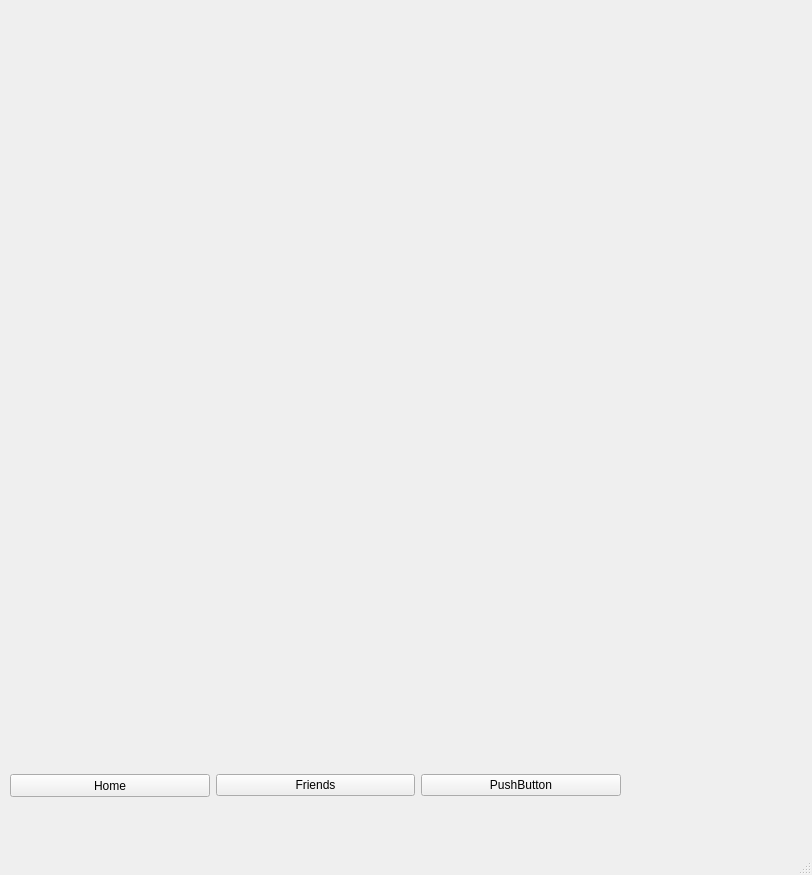
This is AppUI.ui in danielrohd/CIS440_Project1 as Qt 5 draws it before an edit. The edited form follows.
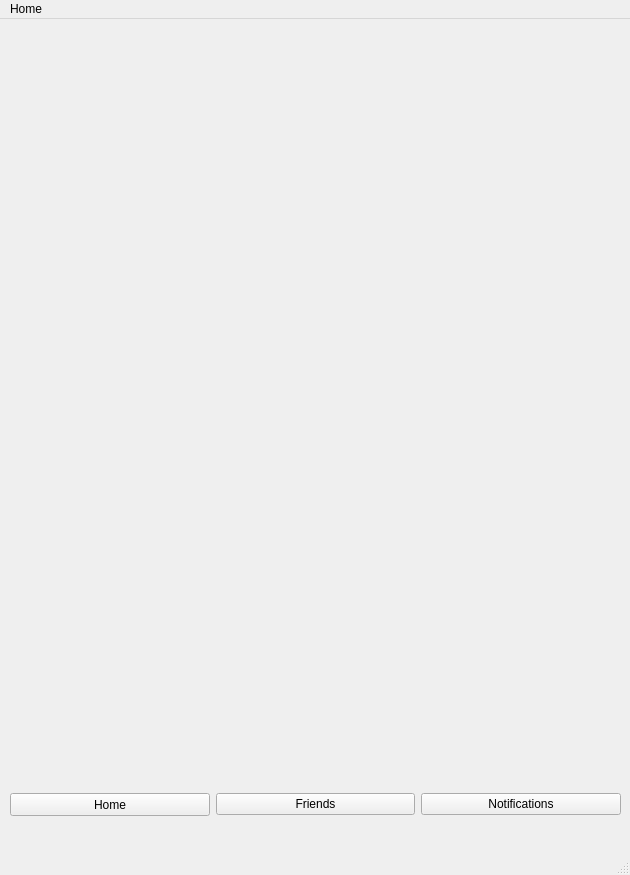
This is the edited form.

```diff
--- a/AppUI.ui
+++ b/AppUI.ui
@@ -6,7 +6,7 @@
    <rect>
     <x>0</x>
     <y>0</y>
-    <width>812</width>
+    <width>630</width>
     <height>875</height>
    </rect>
   </property>
@@ -58,7 +58,7 @@
      <item>
       <widget class="QPushButton" name="pushButton_3">
        <property name="text">
-        <string>PushButton</string>
+        <string>Notifications</string>
        </property>
       </widget>
      </item>
@@ -70,10 +70,16 @@
     <rect>
      <x>0</x>
      <y>0</y>
-     <width>812</width>
+     <width>630</width>
      <height>21</height>
     </rect>
    </property>
+   <widget class="QMenu" name="menuHome">
+    <property name="title">
+     <string>Home</string>
+    </property>
+   </widget>
+   <addaction name="menuHome"/>
   </widget>
   <widget class="QStatusBar" name="statusbar"/>
  </widget>
```
